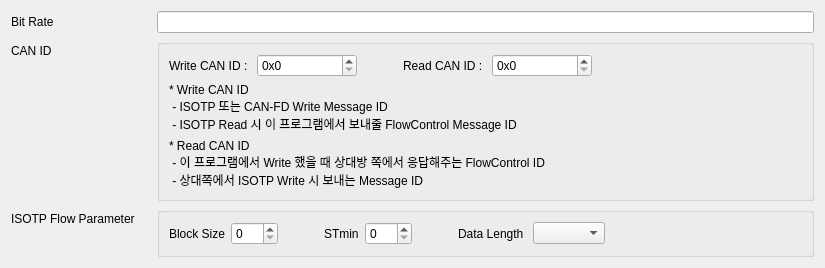
psy1064/PCAN-Chat, file CANSettingDialog.ui: the form before one commit.
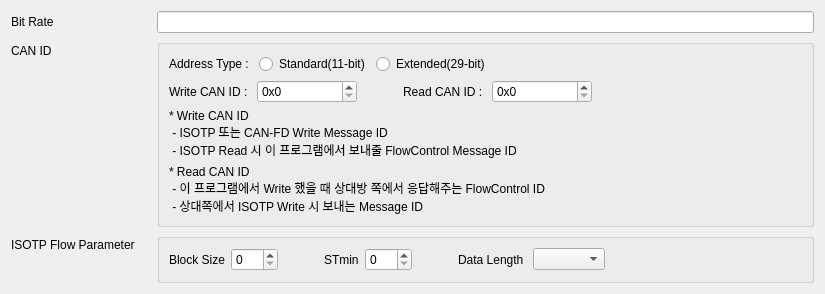
The form after the commit.

Commit message: Multi Line String 전송 / History 기능 추가 / 11bit Address Type 추가

What changed in the file:
```diff
--- a/CANSettingDialog.ui
+++ b/CANSettingDialog.ui
@@ -7,7 +7,7 @@
     <x>0</x>
     <y>0</y>
     <width>825</width>
-    <height>268</height>
+    <height>292</height>
    </rect>
   </property>
   <property name="windowTitle">
@@ -46,6 +46,44 @@
       <string/>
      </property>
      <layout class="QVBoxLayout" name="verticalLayout">
+      <item>
+       <layout class="QHBoxLayout" name="horizontalLayout_2">
+        <item>
+         <widget class="QLabel" name="label_7">
+          <property name="text">
+           <string>Address Type : </string>
+          </property>
+         </widget>
+        </item>
+        <item>
+         <widget class="QRadioButton" name="rbStandard">
+          <property name="text">
+           <string>Standard(11-bit)</string>
+          </property>
+         </widget>
+        </item>
+        <item>
+         <widget class="QRadioButton" name="rbExtended">
+          <property name="text">
+           <string>Extended(29-bit)</string>
+          </property>
+         </widget>
+        </item>
+        <item>
+         <spacer name="horizontalSpacer_4">
+          <property name="orientation">
+           <enum>Qt::Horizontal</enum>
+          </property>
+          <property name="sizeHint" stdset="0">
+           <size>
+            <width>40</width>
+            <height>20</height>
+           </size>
+          </property>
+         </spacer>
+        </item>
+       </layout>
+      </item>
       <item>
        <layout class="QHBoxLayout" name="horizontalLayout">
         <item>
```
The commit also changes 12 other files.
